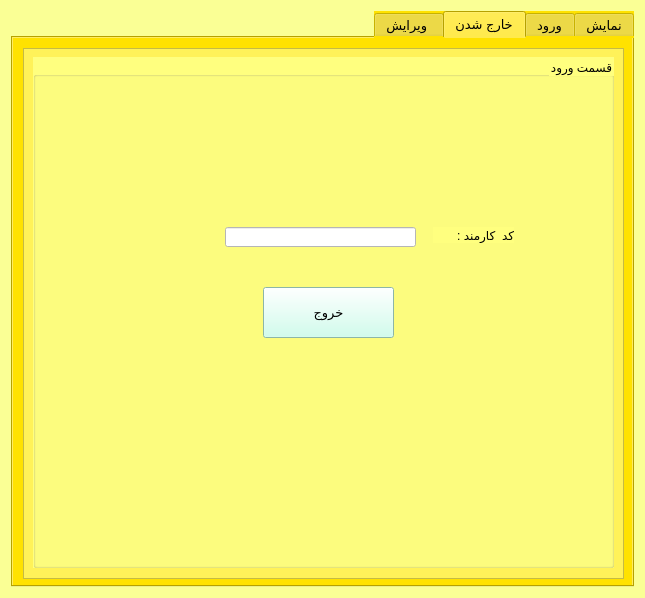
The window that controle_employe_university.ui (nimaazizi0305/controle-employe-university) describes before a commit, drawn with Qt 5.
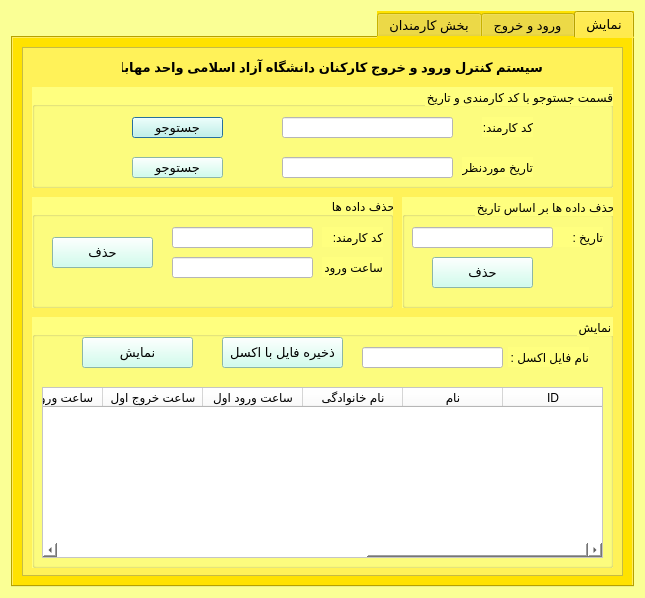
The same window after the commit. The open tabs and pages were chosen to show the change. Icons and pictures are not drawn.

What changed in the file:
```diff
--- a/controle_employe_university.ui
+++ b/controle_employe_university.ui
@@ -578,7 +578,7 @@
      </widget>
      <widget class="QWidget" name="enter">
       <attribute name="title">
-       <string>ورود</string>
+       <string>ورود و خروج</string>
       </attribute>
       <widget class="QFrame" name="frame_2">
        <property name="geometry">
@@ -671,79 +671,13 @@
            <width>20</width>
            <height>20</height>
           </size>
-         </property>
-        </widget>
-       </widget>
-      </widget>
-     </widget>
-     <widget class="QWidget" name="Exit">
-      <attribute name="title">
-       <string>خارج شدن</string>
-      </attribute>
-      <widget class="QFrame" name="frame_3">
-       <property name="geometry">
-        <rect>
-         <x>10</x>
-         <y>10</y>
-         <width>601</width>
-         <height>531</height>
-        </rect>
-       </property>
-       <property name="styleSheet">
-        <string notr="true">background-color: rgb(255, 242, 89);</string>
-       </property>
-       <property name="frameShape">
-        <enum>QFrame::StyledPanel</enum>
-       </property>
-       <property name="frameShadow">
-        <enum>QFrame::Raised</enum>
-       </property>
-       <widget class="QGroupBox" name="exit_part">
-        <property name="geometry">
-         <rect>
-          <x>10</x>
-          <y>9</y>
-          <width>581</width>
-          <height>511</height>
-         </rect>
-        </property>
-        <property name="styleSheet">
-         <string notr="true">background-color: rgb(255, 255, 127);</string>
-        </property>
-        <property name="title">
-         <string>قسمت ورود</string>
-        </property>
-        <widget class="QLabel" name="lbl_exit_code">
-         <property name="geometry">
-          <rect>
-           <x>400</x>
-           <y>170</y>
-           <width>81</width>
-           <height>16</height>
-          </rect>
-         </property>
-         <property name="text">
-          <string>کد  کارمند : </string>
-         </property>
-        </widget>
-        <widget class="QLineEdit" name="enter_exit_code">
-         <property name="geometry">
-          <rect>
-           <x>192</x>
-           <y>170</y>
-           <width>191</width>
-           <height>20</height>
-          </rect>
-         </property>
-         <property name="styleSheet">
-          <string notr="true">background-color: rgb(255, 255, 255);</string>
          </property>
         </widget>
         <widget class="QPushButton" name="btn_exit">
          <property name="geometry">
           <rect>
            <x>230</x>
-           <y>230</y>
+           <y>300</y>
            <width>131</width>
            <height>51</height>
           </rect>
@@ -773,12 +707,38 @@
           </size>
          </property>
         </widget>
+        <widget class="QLineEdit" name="enter_exit_code">
+         <property name="geometry">
+          <rect>
+           <x>192</x>
+           <y>240</y>
+           <width>191</width>
+           <height>20</height>
+          </rect>
+         </property>
+         <property name="styleSheet">
+          <string notr="true">background-color: rgb(255, 255, 255);</string>
+         </property>
+        </widget>
+        <widget class="QLabel" name="lbl_exit_code">
+         <property name="geometry">
+          <rect>
+           <x>400</x>
+           <y>240</y>
+           <width>81</width>
+           <height>16</height>
+          </rect>
+         </property>
+         <property name="text">
+          <string>کد  کارمند : </string>
+         </property>
+        </widget>
        </widget>
       </widget>
      </widget>
      <widget class="QWidget" name="Edite">
       <attribute name="title">
-       <string>ویرایش </string>
+       <string>بخش کارمندان</string>
       </attribute>
       <widget class="QFrame" name="frame_4">
        <property name="geometry">
```
Left out of the diff: 34 changed lines with no effect on the pictures.
